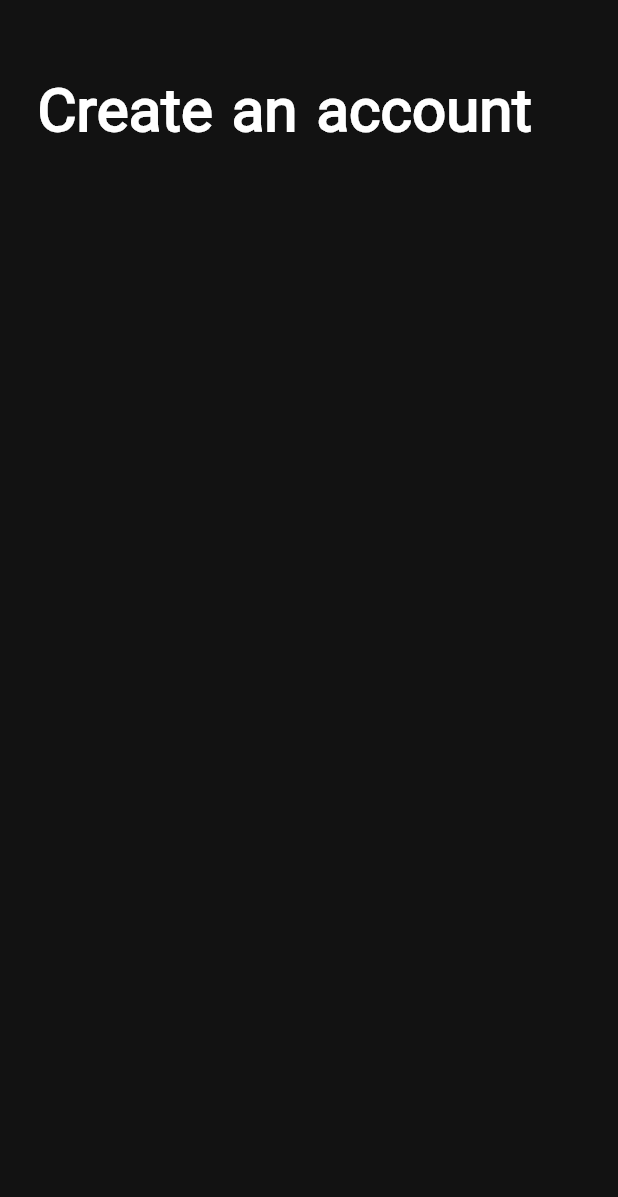
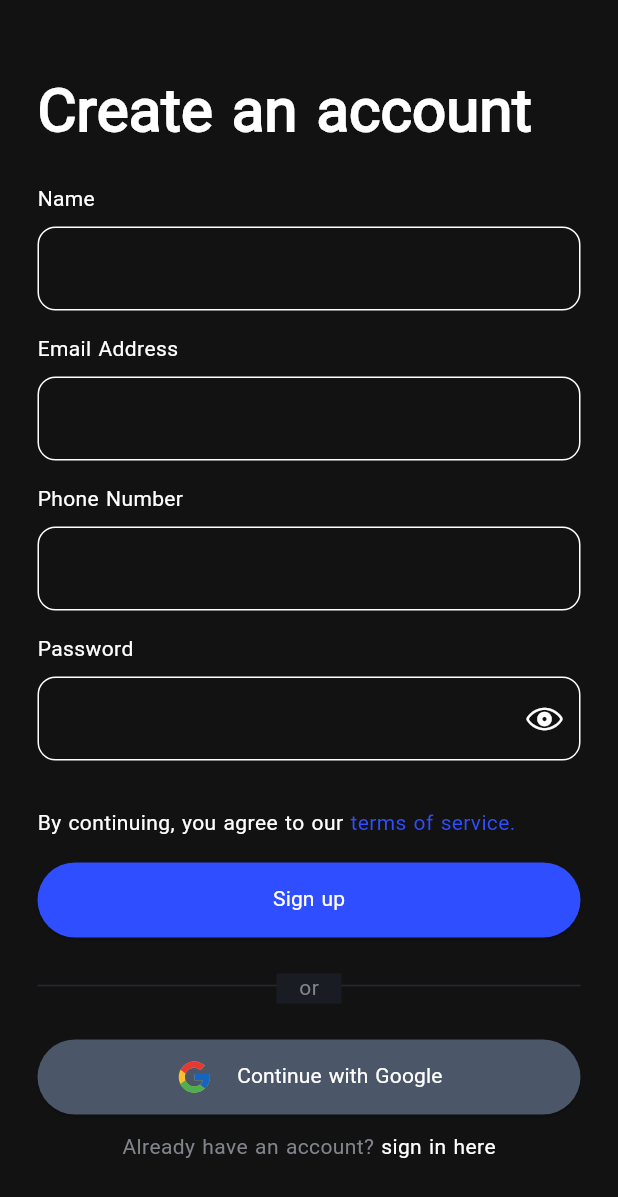
Before and after one commit to mahdirafie/Login_UI, a Flutter app: the screen it shows after launch, after a tap on "create an account", on a phone screen of 412 x 824 dp. Shown: the top 1197 px of the screen. Run offline on Flutter 3.47's test engine with Material 3 defaults, Android fonts, the phone set to English and light mode, and no system bars; our stand-ins replace country_code_picker, flutter_animate, flutter_svg, lottie.

Commit message:
sign up screen has been created.

```diff
--- /dev/null
+++ b/lib/auth/forgot_password.dart
@@ -0,0 +1,19 @@
+import 'package:flutter/cupertino.dart';
+import 'package:flutter/material.dart';
+
+class ForgotPasswordScreen extends StatelessWidget {
+  @override
+  Widget build(BuildContext context) {
+    return Scaffold(
+      body: SafeArea(child: Padding(
+        padding: const EdgeInsets.only(left: 25, right: 25, top: 50),
+        child: Column(
+          crossAxisAlignment: CrossAxisAlignment.start,
+          children: [
+            Icon(CupertinoIcons.back)
+          ],
+        ),
+      )),
+    );
+  }
+}
--- a/lib/auth/login.dart
+++ b/lib/auth/login.dart
@@ -1,5 +1,6 @@
 import 'package:country_code_picker/country_code_picker.dart';
 import 'package:first/app_colors.dart';
+import 'package:first/auth/forgot_password.dart';
 import 'package:first/auth/signup.dart';
 import 'package:flutter/cupertino.dart';
 import 'package:flutter/material.dart';
@@ -137,10 +138,19 @@ class _LoginScreenState extends State<LoginScreen> {
               mainAxisAlignment: MainAxisAlignment.spaceBetween,
               children: [
                 const Text('Password'),
-                Text(
-                  'Forgot password?',
-                  style: theme.textTheme.bodyMedium!
-                      .copyWith(color: theme.colorScheme.primary),
+                GestureDetector(
+                  onTap: () {
+                    Navigator.of(context).push(MaterialPageRoute(
+                      builder: (context) {
+                        return ForgotPasswordScreen();
+                      },
+                    ));
+                  },
+                  child: Text(
+                    'Forgot password?',
+                    style: theme.textTheme.bodyMedium!
+                        .copyWith(color: theme.colorScheme.primary),
+                  ),
                 )
               ],
             ),
@@ -237,7 +247,7 @@ class _LoginScreenState extends State<LoginScreen> {
                         const SizedBox(
                           width: 16,
                         ),
-                        const Text('Sign in with google'),
+                        const Text('Sign in with Google'),
                       ],
                     )),
               ),
@@ -249,7 +259,7 @@ class _LoginScreenState extends State<LoginScreen> {
               onTap: () {
                 Navigator.of(context).push(MaterialPageRoute(
                   builder: (context) {
-                    return SignupScreen();
+                    return const SignupScreen();
                   },
                 ));
               },
--- a/lib/auth/signup.dart
+++ b/lib/auth/signup.dart
@@ -1,6 +1,17 @@
+import 'package:first/app_colors.dart';
+import 'package:flutter/cupertino.dart';
 import 'package:flutter/material.dart';
+import 'package:flutter_svg/svg.dart';
 
-class SignupScreen extends StatelessWidget {
+class SignupScreen extends StatefulWidget {
+  const SignupScreen({super.key});
+
+  @override
+  State<SignupScreen> createState() => _SignupScreenState();
+}
+
+class _SignupScreenState extends State<SignupScreen> {
+  bool obsecureText = true;
   @override
   Widget build(BuildContext context) {
     final theme = Theme.of(context);
@@ -8,15 +19,142 @@ class SignupScreen extends StatelessWidget {
       body: SafeArea(
         child: Padding(
           padding: const EdgeInsets.only(left: 25, right: 25, top: 50),
+          child: SingleChildScrollView(
             child: Column(
+              crossAxisAlignment: CrossAxisAlignment.start,
               children: [
                 Text(
                   'Create an account',
                   style: theme.textTheme.displaySmall!
                       .copyWith(fontSize: 40, fontWeight: FontWeight.w800),
                 ),
-              SizedBox(height: 32,),
+                const SizedBox(
+                  height: 24,
+                ),
+                const Text('Name'),
+                const SizedBox(
+                  height: 8,
+                ),
+                TextFormField(),
+                const SizedBox(
+                  height: 16,
+                ),
+                const Text('Email Address'),
+                const SizedBox(
+                  height: 8,
+                ),
+                TextFormField(),
+                const SizedBox(
+                  height: 16,
+                ),
+                const Text('Phone Number'),
+                const SizedBox(
+                  height: 8,
+                ),
+                TextFormField(),
+                const SizedBox(
+                  height: 16,
+                ),
+                const Text('Password'),
+                const SizedBox(
+                  height: 8,
+                ),
+                TextFormField(
+                  obscureText: obsecureText,
+                  decoration: InputDecoration(
+                      suffixIcon: GestureDetector(
+                    onTap: () {
+                      setState(() {
+                        obsecureText = !obsecureText;
+                      });
+                    },
+                    child: Icon(obsecureText
+                        ? CupertinoIcons.eye
+                        : CupertinoIcons.eye_slash),
+                  )),
+                ),
+                const SizedBox(
+                  height: 32,
+                ),
+                Row(
+                  children: [
+                    const Text('By continuing, you agree to our '),
+                    Text(
+                      'terms of service.',
+                      style: theme.textTheme.bodyMedium!
+                          .copyWith(color: theme.colorScheme.primary),
+                    )
                   ],
+                ),
+                const SizedBox(
+                  height: 16,
+                ),
+                SizedBox(
+                    width: double.infinity,
+                    height: 50,
+                    child: ElevatedButton(
+                        onPressed: () {}, child: const Text('Sign up'))),
+                const SizedBox(
+                  height: 24,
+                ),
+                Stack(
+                  children: [
+                    const Divider(),
+                    Center(
+                        child: Container(
+                      padding: const EdgeInsets.only(left: 15, right: 15),
+                      color: theme.colorScheme.background,
+                      child: Text(
+                        'or',
+                        style: theme.textTheme.bodyMedium!
+                            .copyWith(color: AppColors.secondaryTextColor),
+                      ),
+                    ))
+                  ],
+                ),
+                const SizedBox(
+                  height: 24,
+                ),
+                SizedBox(
+                  width: double.infinity,
+                  child: ElevatedButtonTheme(
+                    data: elevatedButtonTheme2,
+                    child: ElevatedButton(
+                        onPressed: () {},
+                        child: Row(
+                          mainAxisAlignment: MainAxisAlignment.center,
+                          children: [
+                            SvgPicture.asset(
+                              'assets/images/google.svg',
+                              width: 25,
+                            ),
+                            const SizedBox(
+                              width: 16,
+                            ),
+                            const Text('Continue with Google'),
+                          ],
+                        )),
+                  ),
+                ),
+                const SizedBox(
+                  height: 12,
+                ),
+                Row(
+                  mainAxisAlignment: MainAxisAlignment.center,
+                  children: [
+                    Text('Already have an account? ',
+                        style: theme.textTheme.bodyMedium!.copyWith(
+                          color: AppColors.secondaryTextColor,
+                        )),
+                    InkWell(
+                        onTap: () {
+                          Navigator.of(context).pop();
+                        },
+                        child: const Text('sign in here'))
+                  ],
+                )
+              ],
+            ),
           ),
         ),
       ),
```
Lines whose indentation alone changed are shown as unchanged.
